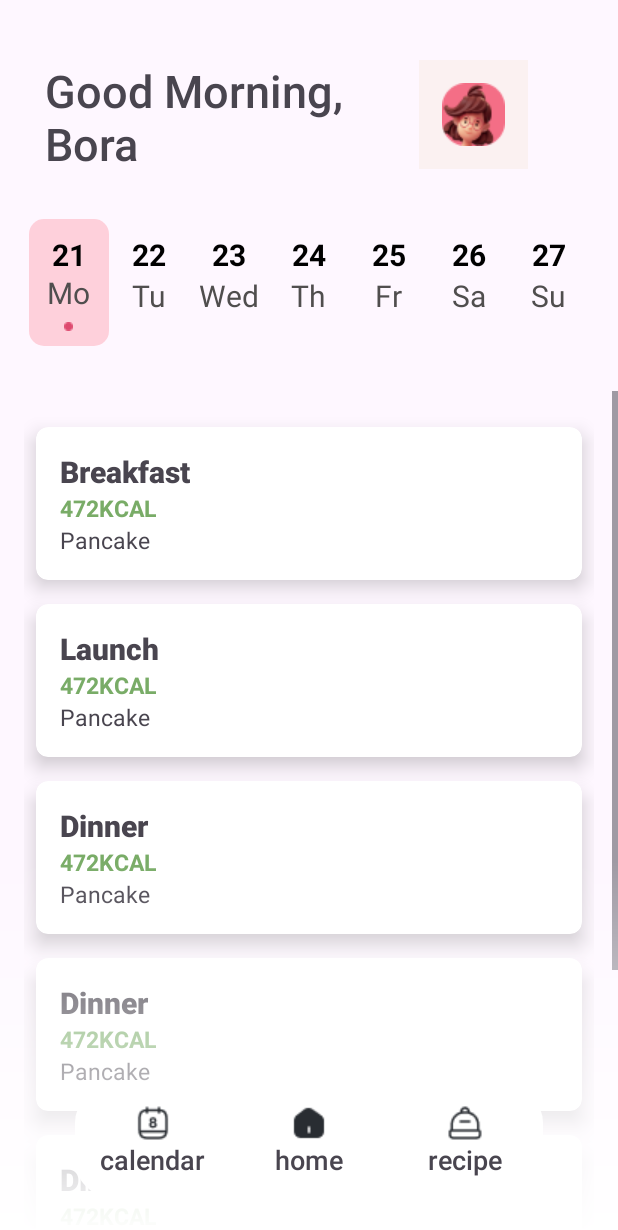
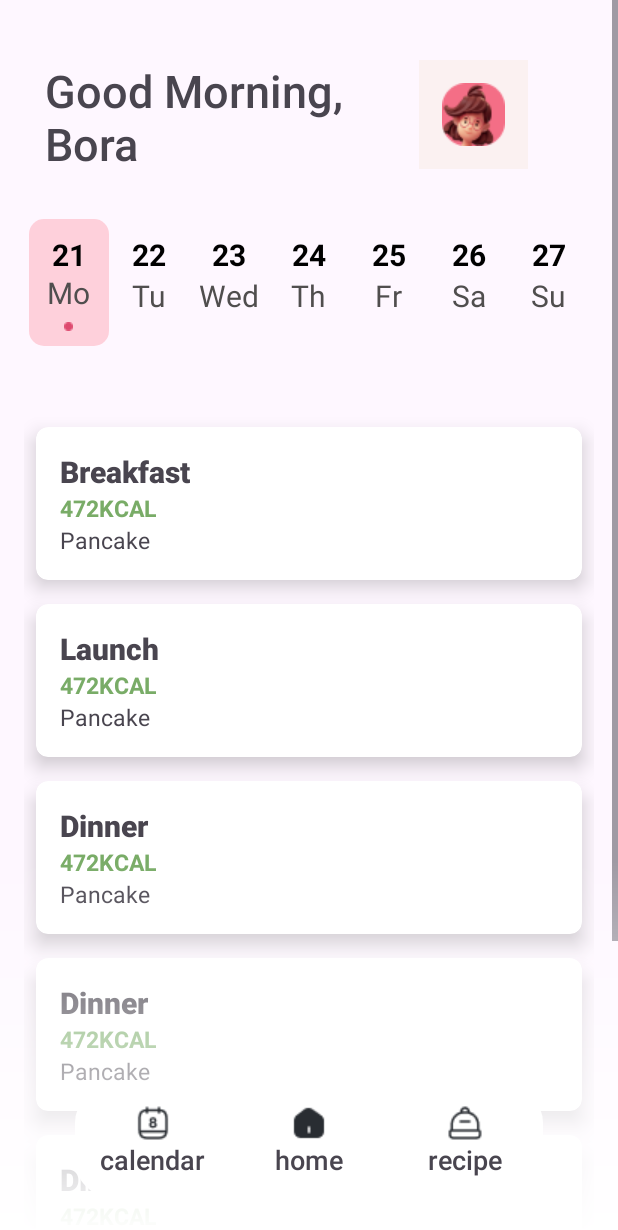
Before and after one commit to BoraKaraaa/BitirmeProjesi-MobileApp, an Android app: the HomeFragment screen opened directly, with no data from a screen before it, on a phone screen of 412 x 824 dp. Shown: the top 1230 px of the screen. Run offline under Robolectric (Android 15) with nearby library versions, the phone set to English and light mode, and no system bars.

Commit message:
Home Scroll View Updated

```diff
--- a/BitirmeProjesi/app/src/main/res/layout/fragment_home.xml
+++ b/BitirmeProjesi/app/src/main/res/layout/fragment_home.xml
@@ -1,14 +1,20 @@
 <?xml version="1.0" encoding="utf-8"?>
+
 <FrameLayout xmlns:android="http://schemas.android.com/apk/res/android"
 xmlns:tools="http://schemas.android.com/tools"
+xmlns:app="http://schemas.android.com/apk/res-auto"
 android:layout_width="match_parent"
 android:layout_height="match_parent"
-    xmlns:app="http://schemas.android.com/apk/res-auto"
 tools:context=".HomeFragment">
+
+    <ScrollView
+        android:layout_width="match_parent"
+        android:layout_height="match_parent"
+        android:fillViewport="true">
 
         <LinearLayout
             android:layout_width="match_parent"
-        android:layout_height="match_parent"
+            android:layout_height="wrap_content"
             android:orientation="vertical">
 
             <LinearLayout
@@ -324,17 +330,6 @@
 
             </LinearLayout>
 
-
-
-        <FrameLayout
-            android:layout_width="match_parent"
-            android:layout_height="match_parent">
-
-            <ScrollView
-                android:layout_width="match_parent"
-                android:layout_height="match_parent"
-                android:fillViewport="true">
-
             <LinearLayout
                 android:layout_width="match_parent"
                 android:layout_height="wrap_content"
@@ -561,6 +556,9 @@
                 </LinearLayout>
 
             </LinearLayout>
+
+        </LinearLayout>
+
     </ScrollView>
 
     <!-- Fade out effect at the bottom of the ScrollView -->
@@ -571,10 +569,3 @@
         android:background="@drawable/fade_out_gradient"/>
 
 </FrameLayout>
-
-
-
-
-    </LinearLayout>
-
-</FrameLayout>
```
Lines whose indentation alone changed are shown as unchanged.
